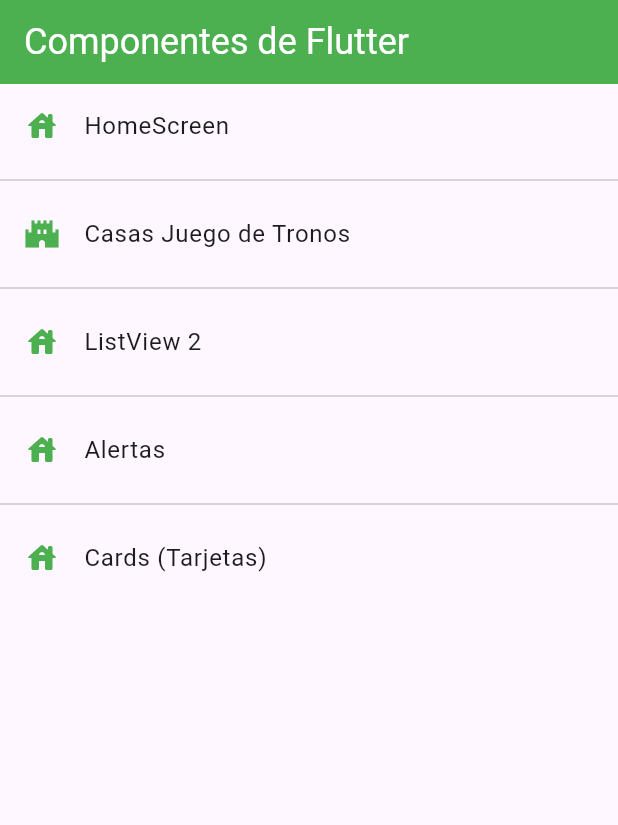
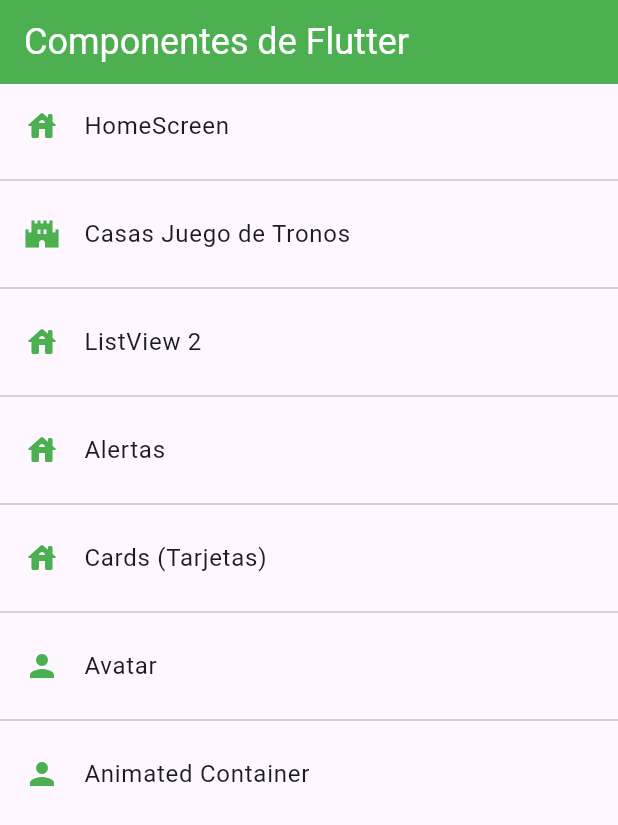
Before and after one commit to AlvaroFernandezRodriguez4/fl_components, a Flutter app: the screen it shows after launch, on a phone screen of 412 x 824 dp. Shown: the top 825 px of the screen. Run offline on Flutter 3.47's test engine with Material 3 defaults, Android fonts, the phone set to English and light mode, and no system bars.

```diff
--- a/lib/routes/app_routes.dart
+++ b/lib/routes/app_routes.dart
@@ -30,18 +30,27 @@ class AppRoutes {
         route: 'card',
         icon: Icons.house_rounded,
         name: 'Cards (Tarjetas)',
-        screen: const CardScreen())
+        screen: const CardScreen()),
+    MenuOption(
+        route: 'avatar',
+        icon: Icons.person,
+        name: 'Avatar',
+        screen: const AvatarScreen()),
+    MenuOption(
+        route: 'animated',
+        icon: Icons.person,
+        name: 'Animated Container',
+        screen: const AnimatedScreen()),
   ];
 
-  static Map<String, Widget Function(BuildContext)> getAppRoutes(){
+  static Map<String, Widget Function(BuildContext)> getAppRoutes() {
     Map<String, Widget Function(BuildContext)> appRoutes = {};
 
     for (final option in MenuOptions) {
-      appRoutes.addAll({option.route : (BuildContext context)=>option.screen});
+      appRoutes.addAll({option.route: (BuildContext context) => option.screen});
     }
     return appRoutes;
   }
-
 
   static Route<dynamic> onGenerateRoute(RouteSettings settings) {
     return MaterialPageRoute(builder: (context) => const AlertScreen());
--- a/lib/screens/screens.dart
+++ b/lib/screens/screens.dart
@@ -3,3 +3,5 @@ export 'package:fl_components/screens/card_screen.dart';
 export 'package:fl_components/screens/home_screen.dart';
 export 'package:fl_components/screens/listview1_screen.dart';
 export 'package:fl_components/screens/listview2_screen.dart';
+export 'package:fl_components/screens/avatar_screen.dart';
+export 'package:fl_components/screens/animated_screen.dart';
```
Also changed, not shown: lib/screens/animated_screen.dart (added, +78 -0 lines), lib/screens/avatar_screen.dart (added, +30 -0 lines).
